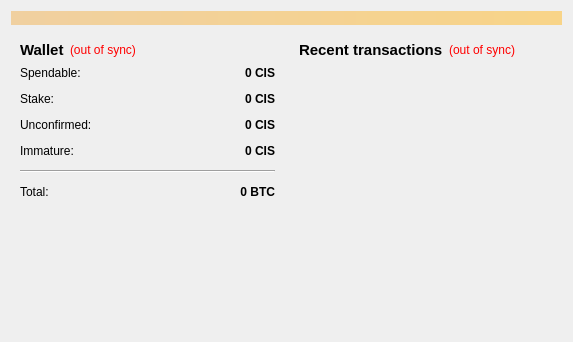
Old version of the form src/qt/forms/overviewpage.ui in the repository Zilbercoin/Zilbercoin.
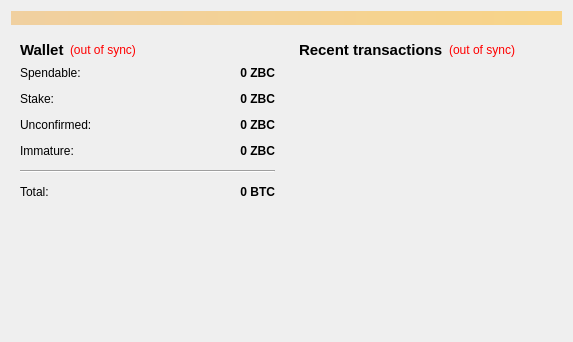
New version of the form.

```diff
--- a/src/qt/forms/overviewpage.ui
+++ b/src/qt/forms/overviewpage.ui
@@ -118,7 +118,7 @@
                <string>Your current spendable balance</string>
               </property>
               <property name="text">
-               <string notr="true">0 CIS</string>
+               <string notr="true">0 ZBC</string>
               </property>
               <property name="alignment">
                <set>Qt::AlignRight|Qt::AlignTrailing|Qt::AlignVCenter</set>
@@ -150,7 +150,7 @@
                <string>Total of coins that was staked, and do not yet count toward the current balance</string>
               </property>
               <property name="text">
-               <string notr="true">0 CIS</string>
+               <string notr="true">0 ZBC</string>
               </property>
               <property name="alignment">
                <set>Qt::AlignRight|Qt::AlignTrailing|Qt::AlignVCenter</set>
@@ -182,7 +182,7 @@
                <string>Total of transactions that have yet to be confirmed, and do not yet count toward the current balance</string>
               </property>
               <property name="text">
-               <string notr="true">0 CIS</string>
+               <string notr="true">0 ZBC</string>
               </property>
               <property name="alignment">
                <set>Qt::AlignRight|Qt::AlignTrailing|Qt::AlignVCenter</set>
@@ -211,7 +211,7 @@
                <string>Mined balance that has not yet matured</string>
               </property>
               <property name="text">
-               <string notr="true">0 CIS</string>
+               <string notr="true">0 ZBC</string>
               </property>
               <property name="alignment">
                <set>Qt::AlignRight|Qt::AlignTrailing|Qt::AlignVCenter</set>
```
